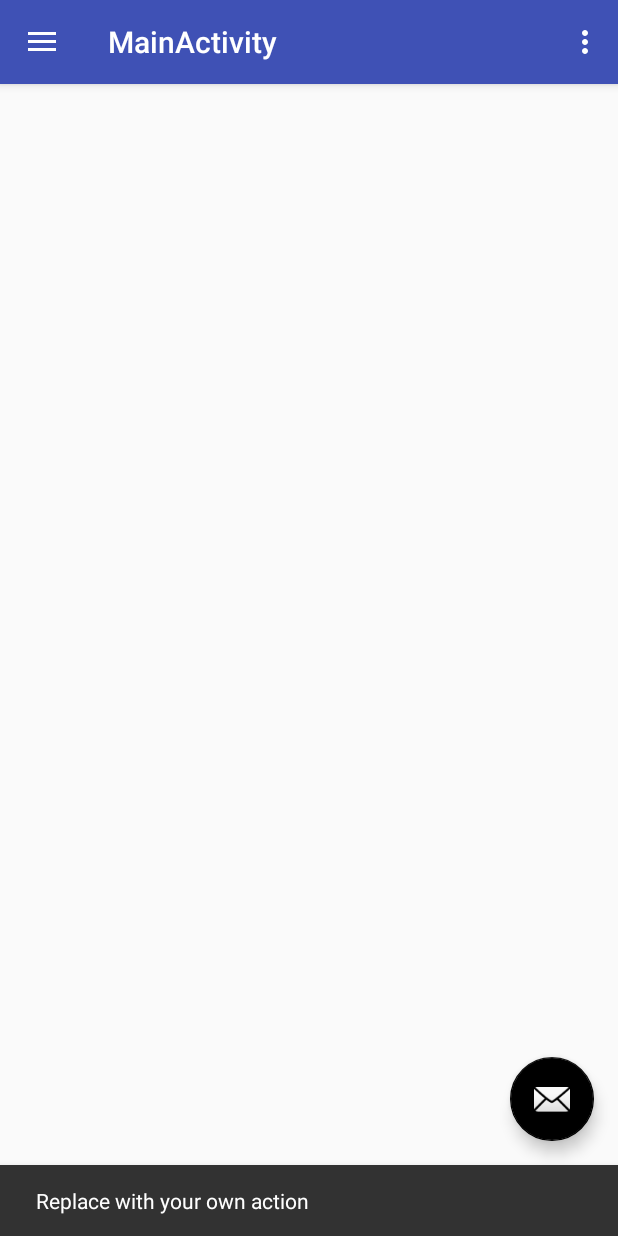
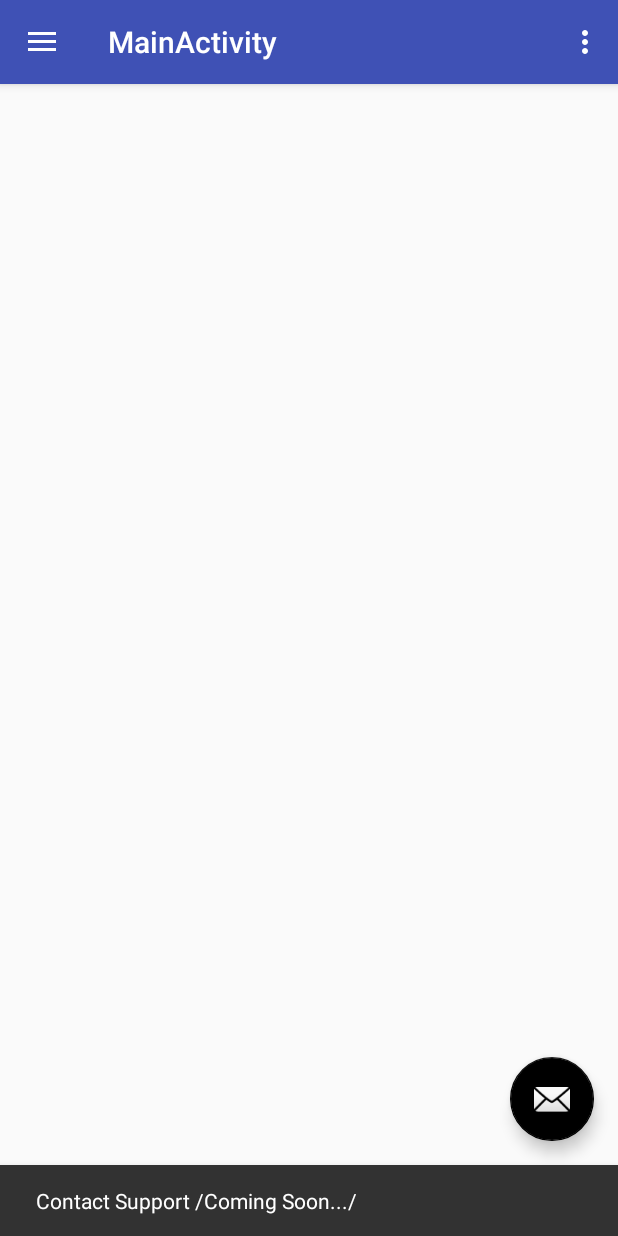
Before and after one commit to RFTteam/UnsolusAndroid, an Android app: the MainActivity screen opened directly, with no data from a screen before it, after a tap on an icon or button, on a phone screen of 412 x 824 dp. Run offline under Robolectric (Android 15) with nearby library versions, the phone set to English and light mode, and no system bars.

Commit message:
customize main activity (not finished yet)

```diff
--- a/app/src/main/java/rft/unideb/unsolus/LoginActivity.java
+++ b/app/src/main/java/rft/unideb/unsolus/LoginActivity.java
@@ -54,7 +54,7 @@ public class LoginActivity extends AppCompatActivity implements LoaderCallbacks<
      * TODO: remove after connecting to a real authentication system.
      */
     private static final String[] DUMMY_CREDENTIALS = new String[]{
-            "foo@example.com", "bar@example.com:world"
+            "bar@example.com:world", "foo@example.com:a", "dummy@error.com"
     };
     /**
      * Keep track of the login task to ensure we can cancel it if requested.
--- a/app/src/main/java/rft/unideb/unsolus/MainActivity.java
+++ b/app/src/main/java/rft/unideb/unsolus/MainActivity.java
@@ -27,7 +27,7 @@ public class MainActivity extends AppCompatActivity
         fab.setOnClickListener(new View.OnClickListener() {
             @Override
             public void onClick(View view) {
-                Snackbar.make(view, "Replace with your own action", Snackbar.LENGTH_LONG)
+                Snackbar.make(view, "Contact Support /Coming Soon.../", Snackbar.LENGTH_LONG)
                         .setAction("Action", null).show();
             }
         });
@@ -86,11 +86,9 @@ public class MainActivity extends AppCompatActivity
 
         } else if (id == R.id.nav_slideshow) {
 
-        } else if (id == R.id.nav_manage) {
+        } else if (id == R.id.nav_account_settings) {
 
-        } else if (id == R.id.nav_share) {
-
-        } else if (id == R.id.nav_send) {
+        } else if (id == R.id.nav_logout) {
 
         }
 
--- a/app/src/main/res/drawable/side_nav_bar.xml
+++ b/app/src/main/res/drawable/side_nav_bar.xml
@@ -2,8 +2,8 @@
     android:shape="rectangle">
     <gradient
         android:angle="135"
-        android:centerColor="#4CAF50"
-        android:endColor="#2E7D32"
-        android:startColor="#81C784"
+        android:centerColor="@android:color/black"
+        android:endColor="@android:color/black"
+        android:startColor="@android:color/holo_orange_dark"
         android:type="linear" />
 </shape>
--- a/app/src/main/res/menu/activity_main_drawer.xml
+++ b/app/src/main/res/menu/activity_main_drawer.xml
@@ -4,32 +4,28 @@
     <group android:checkableBehavior="single">
         <item
             android:id="@+id/nav_camera"
-            android:icon="@drawable/ic_menu_camera"
-            android:title="Import" />
+            android:icon="@drawable/games"
+            android:title="Games" />
         <item
             android:id="@+id/nav_gallery"
-            android:icon="@drawable/ic_menu_gallery"
-            android:title="Gallery" />
+            android:icon="@drawable/player"
+            android:title="Players" />
         <item
             android:id="@+id/nav_slideshow"
-            android:icon="@drawable/ic_menu_slideshow"
-            android:title="Slideshow" />
-        <item
-            android:id="@+id/nav_manage"
-            android:icon="@drawable/ic_menu_manage"
-            android:title="Tools" />
+            android:icon="@drawable/teams"
+            android:title="Teams" />
     </group>
 
-    <item android:title="Communicate">
+    <item android:title="Account">
         <menu>
             <item
-                android:id="@+id/nav_share"
-                android:icon="@drawable/ic_menu_share"
-                android:title="Share" />
+                android:id="@+id/nav_account_settings"
+                android:icon="@drawable/ic_menu_manage"
+                android:title="Account Settings" />
             <item
-                android:id="@+id/nav_send"
-                android:icon="@drawable/ic_menu_send"
-                android:title="Send" />
+                android:id="@+id/nav_logout"
+                android:icon="@drawable/logout"
+                android:title="Logout" />
         </menu>
     </item>
 
--- a/app/src/main/res/menu/main.xml
+++ b/app/src/main/res/menu/main.xml
@@ -4,6 +4,6 @@
     <item
         android:id="@+id/action_settings"
         android:orderInCategory="100"
-        android:title="@string/action_settings"
+        android:title="@string/action_about"
         app:showAsAction="never" />
 </menu>
--- a/app/src/main/res/values/strings.xml
+++ b/app/src/main/res/values/strings.xml
@@ -402,5 +402,5 @@
     <string name="navigation_drawer_open">Open navigation drawer</string>
     <string name="navigation_drawer_close">Close navigation drawer</string>
 
-    <string name="action_settings">Settings</string>
+    <string name="action_about">About</string>
 </resources>
```
Also changed, not shown: app/src/main/res/layout/nav_header_main.xml (+10 -7 lines).
